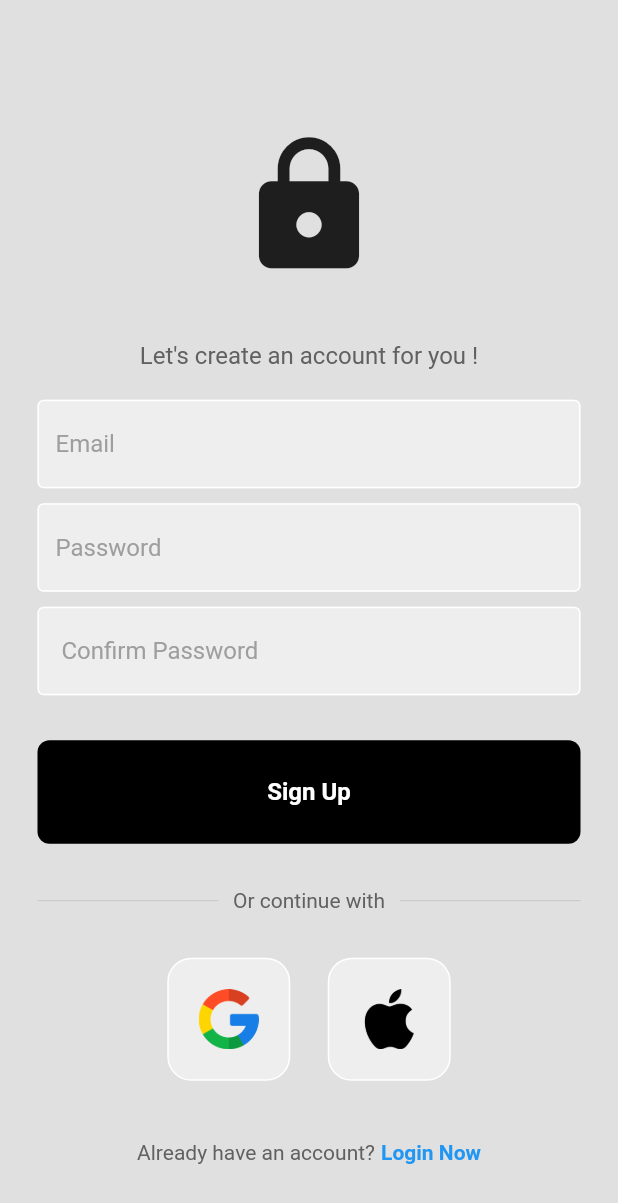
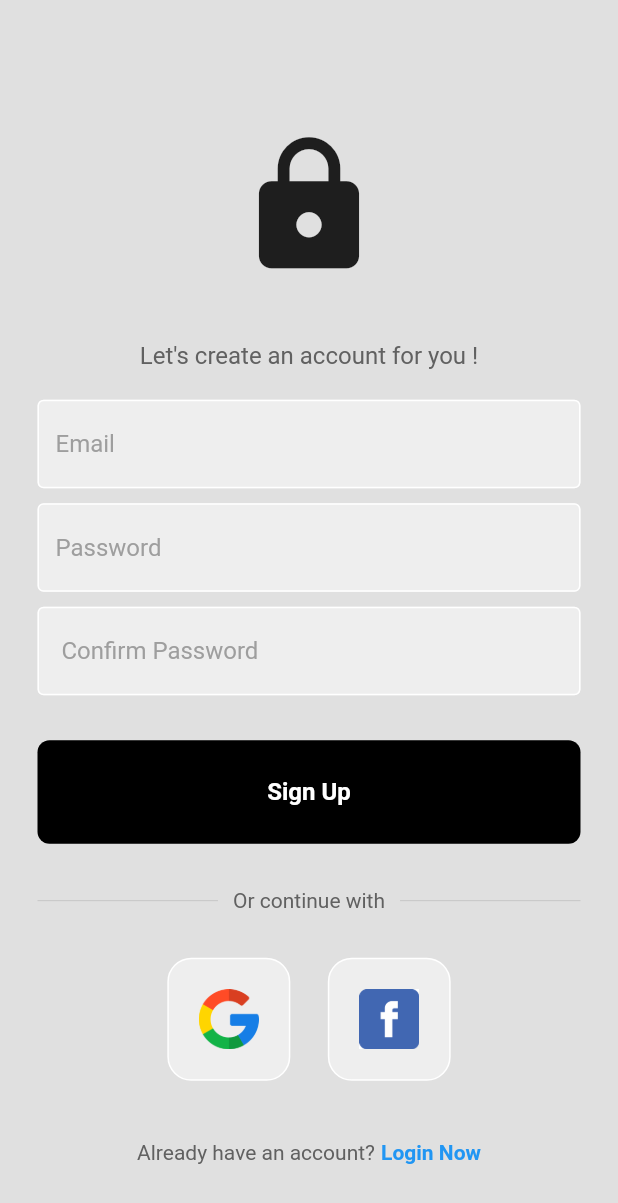
Before and after one commit to divyansh-nishad/authentication, a Flutter app: the screen it shows after launch, after a tap on "Register now", on a phone screen of 412 x 824 dp. Shown: the top 1203 px of the screen. Run offline on Flutter 3.47's test engine with Material 2 defaults, Android fonts, the phone set to English and light mode, and no system bars; our stand-ins replace firebase_auth, firebase_core, google_sign_in; accounts and stored records are empty; network calls fail.

Commit message:
-logo change

```diff
--- a/lib/pages/login_page.dart
+++ b/lib/pages/login_page.dart
@@ -204,7 +204,8 @@ class _LoginPageState extends State<LoginPage> {
                     SizedBox(width: 25),
 
                     // apple button
-                    SquareTile(onTap: () {}, imagePath: 'lib/images/apple.png')
+                    SquareTile(
+                        onTap: () {}, imagePath: 'lib/images/facebook.png')
                   ],
                 ),
 
--- a/lib/pages/register_page.dart
+++ b/lib/pages/register_page.dart
@@ -177,12 +177,14 @@ class _RegisterPageState extends State<RegisterPage> {
                   children: [
                     // google button
                     SquareTile(
-                      onTap: () => AuthService().signInWithGoogle(),imagePath: 'lib/images/google.png'),
+                        onTap: () => AuthService().signInWithGoogle(),
+                        imagePath: 'lib/images/google.png'),
 
                     SizedBox(width: 25),
 
                     // apple button
-                    SquareTile(onTap: (){},imagePath: 'lib/images/apple.png')
+                    SquareTile(
+                        onTap: () {}, imagePath: 'lib/images/facebook.png')
                   ],
                 ),
 
```
Also changed, not shown: lib/images/facebook.png (added).
